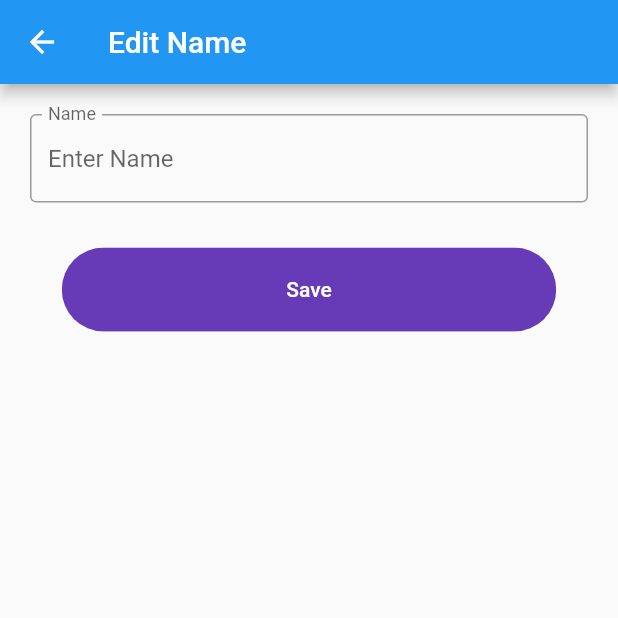
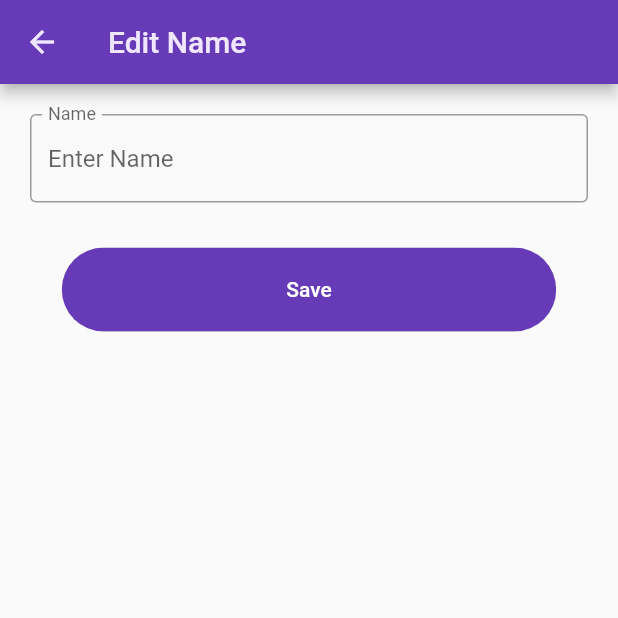
Before and after one commit to DaveHo19/AgileDevProject, a Flutter app: the screen it shows once a user with an empty profile is signed in, item 3 of the bottom bar chosen, after a tap on "Name", on a phone screen of 412 x 824 dp, the top half of it. Run offline on Flutter 3.47's test engine with Material 2 defaults, Android fonts, the phone set to English and light mode, and no system bars; our stand-ins replace cloud_firestore, file_picker, firebase_auth, firebase_core, firebase_storage, flutter_svg and 1 more; missing offline and left inert: dart:html; accounts and stored records are empty.

Commit message:
Minor changes
Changes
- Modify Edit Name scene, Edit Contact number scene, Add address scene color
- Modify wishlist scene when wishlist count is 0
- Modify wishlist scene when wishlist item removed

```diff
--- a/agile_project/lib/scenes/product/ManageProductScene.dart
+++ b/agile_project/lib/scenes/product/ManageProductScene.dart
@@ -132,9 +132,9 @@ class _MyManageProductSceneState extends State<MyManageProductScene> {
               ScaffoldMessenger.of(context).showSnackBar(
                   const SnackBar(content: Text("No image selected")));
             } else {
-              setState(() {
                 imgSrc = imgResult.files.single.bytes;
                 isNewCover = true;
+                setState(() {
               });
             }
           },
--- a/agile_project/lib/scenes/product/OrderProductScene.dart
+++ b/agile_project/lib/scenes/product/OrderProductScene.dart
@@ -314,7 +314,7 @@ class _MyOrderProductSceneState extends State<MyOrderProductScene> {
         builder: (BuildContext context) =>
             StatefulBuilder(builder: (context, setState) {
               return (AlertDialog(
-                  title: const Text("Categories"),
+                  title: const Text("Address"),
                   content: Container(
                     width: (MediaQuery.of(context).size.width / 3) * 2,
                     height: (MediaQuery.of(context).size.height / 2),
--- a/agile_project/lib/scenes/user/AddNewAddressScene.dart
+++ b/agile_project/lib/scenes/user/AddNewAddressScene.dart
@@ -1,3 +1,4 @@
+import 'package:agile_project/constants.dart';
 import 'package:agile_project/models/enumList.dart';
 import 'package:agile_project/models/rounded_button.dart';
 import 'package:agile_project/scenes/sharedProperties/textField.dart';
@@ -32,6 +33,8 @@ class _NewAddressSceneState extends State<NewAddressScene> {
           title: Text(widget.addressType == AddressType.billing
               ? "Add New Billing Address"
               : "Add New Shipping Address"),
+          backgroundColor: kPrimaryColor,
+          foregroundColor: kPrimaryLightColor,
         ),
         body: buildContent(),
       ),
--- a/agile_project/lib/scenes/user/ContactNumber.dart
+++ b/agile_project/lib/scenes/user/ContactNumber.dart
@@ -1,3 +1,4 @@
+import 'package:agile_project/constants.dart';
 import 'package:flutter/material.dart';
 import 'package:agile_project/models/rounded_button.dart';
 import 'package:agile_project/scenes/sharedProperties/textField.dart';
@@ -39,6 +40,8 @@ class _ContactNumberSceneState extends State<ContactNumberScene> {
       child: Scaffold(
         appBar: AppBar(
           title: const Text("Edit Contact Number"),
+          backgroundColor: kPrimaryColor,
+          foregroundColor: kPrimaryLightColor,
         ),
         body: buildContent(),
       ),
--- a/agile_project/lib/scenes/user/UserName.dart
+++ b/agile_project/lib/scenes/user/UserName.dart
@@ -1,3 +1,4 @@
+import 'package:agile_project/constants.dart';
 import 'package:agile_project/models/rounded_button.dart';
 import 'package:agile_project/scenes/sharedProperties/textField.dart';
 import 'package:agile_project/services/databaseService.dart';
@@ -39,6 +40,8 @@ class _UserNameFieldSceneState extends State<UserNameFieldScene> {
       child: Scaffold(
         appBar: AppBar(
           title: const Text("Edit Name"),
+          backgroundColor: kPrimaryColor,
+          foregroundColor: kPrimaryLightColor,
         ),
         body: buildContent(),
       ),
```
Also changed, not shown: agile_project/lib/scenes/wish-list/WishlistScene.dart (+10 -3 lines).
